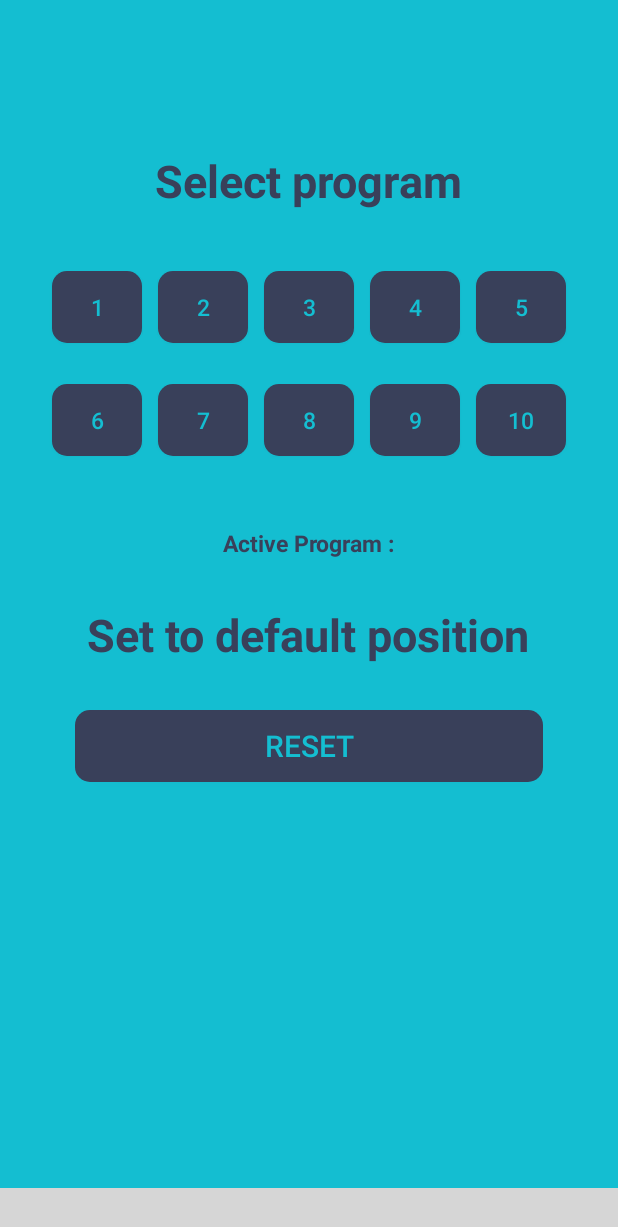
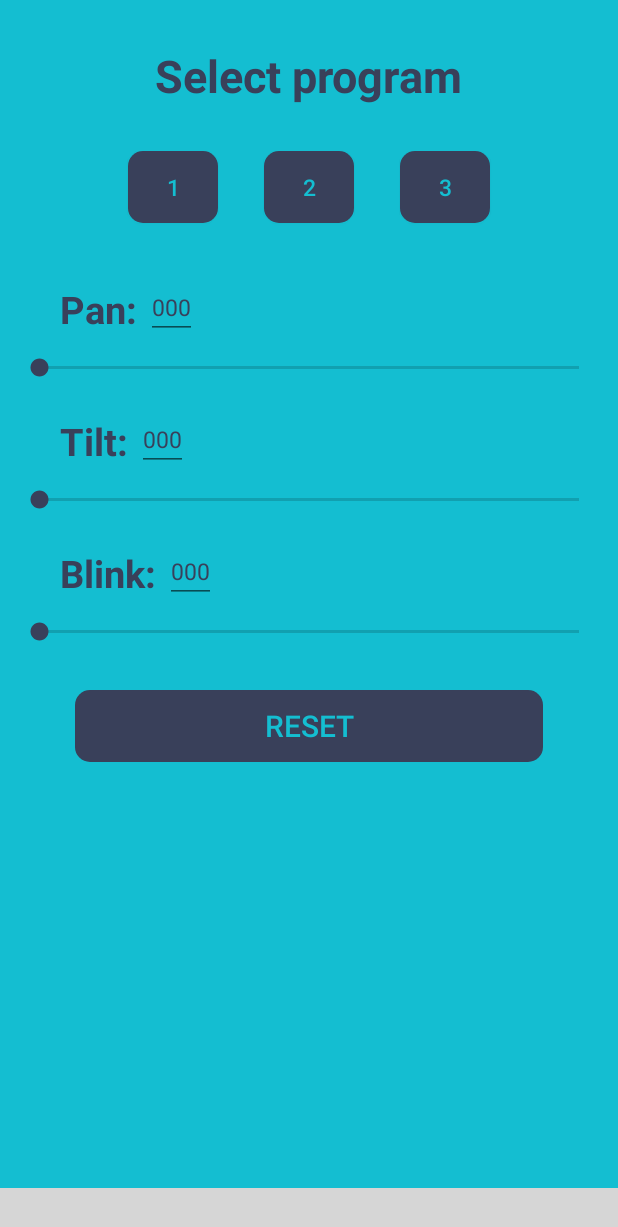
Before and after one commit to markwiliz30/BirdsLight, an Android app: the TestFragment screen opened through its navigation route, on a phone screen of 412 x 824 dp. Shown: the top 1227 px of the screen. Run offline under Robolectric (Android 15) with nearby library versions, the phone set to English and light mode, and no system bars; libraries missing offline, so code that uses them is left out: com.etebarian.meowbottomnavigation; plain views replace MeowBottomNavigation; network calls fail; 7 statements that could not run were skipped; grey boxes are pictures that could not be loaded.

Commit message:
Update TestFragment

```diff
--- a/Kotlin/app/src/main/java/com/example/blapp/Landing.kt
+++ b/Kotlin/app/src/main/java/com/example/blapp/Landing.kt
@@ -237,7 +237,7 @@ class Landing : AppCompatActivity() {
         } else {
             if (doubleBackToExitPressedOnce) {
                 CurrentID.UpdateID(num = ID_HOME)
-                finish()
+                finishAffinity()
             }else{
                 this.doubleBackToExitPressedOnce = true
                 Toast.makeText(this, "Press BACK again to exit", Toast.LENGTH_SHORT).show()
--- a/Kotlin/app/src/main/java/com/example/blapp/TestFragment.kt
+++ b/Kotlin/app/src/main/java/com/example/blapp/TestFragment.kt
@@ -76,34 +76,6 @@ class TestFragment : Fragment() {
             Toast.makeText(context, "Testing Program 3 Running", Toast.LENGTH_SHORT).show()
         }
 
-        tglPgm4.setOnClickListener{
-            Toast.makeText(context, "Testing Program 4 Running", Toast.LENGTH_SHORT).show()
-        }
-
-        tglPgm5.setOnClickListener{
-            Toast.makeText(context, "Testing Program 5 Running", Toast.LENGTH_SHORT).show()
-        }
-
-        tglPgm6.setOnClickListener{
-            Toast.makeText(context, "Testing Program 6 Running", Toast.LENGTH_SHORT).show()
-        }
-
-        tglPgm7.setOnClickListener{
-            Toast.makeText(context, "Testing Program 7 Running", Toast.LENGTH_SHORT).show()
-        }
-
-        tglPgm8.setOnClickListener{
-            Toast.makeText(context, "Testing Program 8 Running", Toast.LENGTH_SHORT).show()
-        }
-
-        tglPgm9.setOnClickListener{
-            Toast.makeText(context, "Testing Program 9 Running", Toast.LENGTH_SHORT).show()
-        }
-
-        tglPgm10.setOnClickListener{
-            Toast.makeText(context, "Testing Program 10 Running", Toast.LENGTH_SHORT).show()
-        }
-
         btnReset.setOnClickListener{
             Toast.makeText(context, "Resetting the device", Toast.LENGTH_SHORT).show()
         }
--- a/Kotlin/app/src/main/java/com/example/blapp/common/DeviceInformation.kt
+++ b/Kotlin/app/src/main/java/com/example/blapp/common/DeviceInformation.kt
@@ -1,7 +1,7 @@
 package com.example.blapp.common
 
 object DeviceInformation {
-    val sourcePort = 5555
+    val sourcePort = 2035
     val destinationIP = "192.168.1.2"
     val destinationPort = 2035
 }
--- a/Kotlin/app/src/main/java/com/example/blapp/common/DeviceProtocol.kt
+++ b/Kotlin/app/src/main/java/com/example/blapp/common/DeviceProtocol.kt
@@ -185,8 +185,8 @@ class DeviceProtocol : Handler.Callback, OnSocketListener {
     override fun handleMessage(msg: Message): Boolean {
         val bundle = msg.data
         val text = bundle.getString("text")
-        val authComp = "AUD\n"
-        val recogComp = "RED\n"
+        val authComp = "AUD"
+        val recogComp = "RED"
         if (text == authComp) {
             canAccess = true
         }
--- a/Kotlin/app/src/main/res/layout/fragment_test.xml
+++ b/Kotlin/app/src/main/res/layout/fragment_test.xml
@@ -7,7 +7,14 @@
     tools:context=".TestFragment"
     android:orientation="vertical">
 
+    <ScrollView
+        android:layout_width="match_parent"
+        android:layout_height="match_parent">
 
+        <LinearLayout
+            android:layout_width="match_parent"
+            android:layout_height="match_parent"
+            android:orientation="vertical">
     <!-- TODO: Update blank fragment layout -->
     <TextView
         android:id="@+id/lblProgram"
@@ -15,81 +22,42 @@
         android:layout_height="wrap_content"
         android:text="Select program"
         android:layout_gravity="center_horizontal"
-        android:layout_marginTop="100dp"
         android:textStyle="bold"
         android:textSize="30dp"
+        android:layout_marginTop="30dp"
         android:textColor="#39405A" />
     <LinearLayout
         android:layout_width="match_parent"
         android:layout_height="75dp"
         android:padding="10dp"
-        android:layout_marginTop="30dp"
+        android:layout_marginTop="20dp"
         android:gravity="center_horizontal">
-        <ToggleButton
+        <Button
             android:id="@+id/tglPgm1"
             android:layout_width="60dp"
             android:layout_height="wrap_content"
-            android:checked="false"
-            android:text="pgm1"
-            android:textOff="1"
-            android:textOn="1"
-            android:layout_marginHorizontal="5dp"
+            android:text="1"
+            android:layout_marginHorizontal="15dp"
             android:background="@drawable/button_model"
             android:textColor="#14BED1"
             android:textSize="15dp"/>
 
-        <ToggleButton
+        <Button
             android:id="@+id/tglPgm2"
             android:layout_width="60dp"
             android:layout_height="wrap_content"
-
-            android:checked="false"
-            android:text="pgm2"
-            android:textOff="2"
-            android:textOn="2"
-            android:layout_marginHorizontal="5dp"
+            android:text="2"
+            android:layout_marginHorizontal="15dp"
             android:background="@drawable/button_model"
             android:textColor="#14BED1"
             android:textSize="15dp"/>
 
-        <ToggleButton
+        <Button
             android:id="@+id/tglPgm3"
             android:layout_width="60dp"
             android:layout_height="wrap_content"
-
-            android:checked="false"
-            android:text="pgm3"
-            android:textOff="3"
-            android:textOn="3"
-            android:layout_marginHorizontal="5dp"
-            android:background="@drawable/button_model"
-            android:textColor="#14BED1"
-            android:textSize="15dp"/>
-
-        <ToggleButton
-            android:id="@+id/tglPgm4"
-            android:layout_width="60dp"
-            android:layout_height="wrap_content"
-
-            android:checked="false"
-            android:text="pgm4"
-            android:textOff="4"
-            android:textOn="4"
-            android:layout_marginHorizontal="5dp"
-            android:background="@drawable/button_model"
-            android:textColor="#14BED1"
-            android:textSize="15dp"/>
-
-        <ToggleButton
-            android:id="@+id/tglPgm5"
-            android:layout_width="60dp"
-            android:layout_height="wrap_content"
-
-            android:checked="false"
-            android:text="pgm5"
-            android:textOff="5"
-            android:textOn="5"
-            android:layout_marginHorizontal="5dp"
+            android:text="3"
+            android:layout_marginHorizontal="15dp"
             android:background="@drawable/button_model"
             android:textColor="#14BED1"
             android:textSize="15dp"/>
@@ -97,102 +65,137 @@
     </LinearLayout>
 
 
+
+
+
             <LinearLayout
                 android:layout_width="match_parent"
-        android:layout_height="75dp"
+                android:layout_height="60dp"
+                android:layout_marginTop="10dp"
                 android:padding="10dp"
-        android:gravity="center_horizontal">
-        <ToggleButton
-            android:id="@+id/tglPgm6"
-            android:layout_width="60dp"
+                android:orientation="horizontal">
+
+                <TextView
+                    android:layout_width="wrap_content"
                     android:layout_height="wrap_content"
-            android:checked="false"
-            android:text="pgm6"
-            android:textOff="6"
-            android:textOn="6"
-            android:layout_marginHorizontal="5dp"
-            android:background="@drawable/button_model"
-            android:textColor="#14BED1"
-            android:textSize="15dp"/>
+                    android:text="Pan: "
+                    android:textSize="25dp"
+                    android:textColor="#39405A"
+                    android:textStyle="bold"
+                    android:layout_marginStart="30dp"
+                    android:layout_gravity="center"
+                    />
 
-        <ToggleButton
-            android:id="@+id/tglPgm7"
-            android:layout_width="60dp"
+                <EditText
+                    android:id="@+id/update_pan"
+                    android:layout_width="wrap_content"
                     android:layout_height="wrap_content"
+                    android:maxLength="255"
+                    android:text="000"
+                    android:textSize="15dp"
+                    android:inputType="number"
+                    android:textColor="#39405A"
+                    />
 
-            android:checked="false"
-            android:text="pgm7"
-            android:textOff="7"
-            android:textOn="7"
-            android:layout_marginHorizontal="5dp"
-            android:background="@drawable/button_model"
-            android:textColor="#14BED1"
-            android:textSize="15dp"/>
-
-        <ToggleButton
-            android:id="@+id/tglPgm8"
-            android:layout_width="60dp"
-            android:layout_height="wrap_content"
-
-            android:checked="false"
-            android:text="pgm8"
-            android:textOff="8"
-            android:textOn="8"
-            android:layout_marginHorizontal="5dp"
-            android:background="@drawable/button_model"
-            android:textColor="#14BED1"
-            android:textSize="15dp"/>
-
-        <ToggleButton
-            android:id="@+id/tglPgm9"
-            android:layout_width="60dp"
-            android:layout_height="wrap_content"
-
-            android:checked="false"
-            android:text="pgm9"
-            android:textOff="9"
-            android:textOn="9"
-            android:layout_marginHorizontal="5dp"
-            android:background="@drawable/button_model"
-            android:textColor="#14BED1"
-            android:textSize="15dp"/>
-
-        <ToggleButton
-            android:id="@+id/tglPgm10"
-            android:layout_width="60dp"
-            android:layout_height="wrap_content"
-
-            android:checked="false"
-            android:text="pgm10"
-            android:textOff="10"
-            android:textOn="10"
-            android:layout_marginHorizontal="5dp"
-            android:background="@drawable/button_model"
-            android:textColor="#14BED1"
-            android:textSize="15dp"/>
 
             </LinearLayout>
+
+
+
+                <SeekBar
+                    android:id="@+id/sbPan"
+                    android:layout_width="match_parent"
+                    android:layout_height="wrap_content"
+                    android:layout_marginHorizontal="10dp"
+                    android:layout_weight="1"
+                    />
+
+
+            <LinearLayout
+                android:layout_width="match_parent"
+                android:layout_height="60dp"
+                android:layout_marginTop="10dp"
+                android:padding="10dp"
+                android:orientation="horizontal">
+
                 <TextView
-        android:id="@+id/lblActive"
                     android:layout_width="wrap_content"
                     android:layout_height="wrap_content"
-        android:text="Active Program :"
-        android:layout_gravity="center_horizontal"
-        android:layout_marginTop="30dp"
+                    android:text="Tilt: "
+                    android:textSize="25dp"
+                    android:textColor="#39405A"
                     android:textStyle="bold"
+                    android:layout_marginStart="30dp"
+                    android:layout_gravity="center"
+                    />
+
+                <EditText
+                    android:id="@+id/update_tilt"
+                    android:layout_width="wrap_content"
+                    android:layout_height="wrap_content"
+                    android:maxLength="255"
+                    android:text="000"
                     android:textSize="15dp"
-        android:textColor="#39405A" />
+                    android:inputType="number"
+                    android:textColor="#39405A"
+                    />
+
+
+            </LinearLayout>
+
+
+                <SeekBar
+                    android:id="@+id/sbTilt"
+                    android:layout_width="match_parent"
+                    android:layout_height="wrap_content"
+                    android:layout_weight="1"
+                    android:layout_marginHorizontal="10dp"
+                    />
+
+
+
+            <LinearLayout
+                android:layout_width="match_parent"
+                android:layout_height="60dp"
+                android:layout_marginTop="10dp"
+                android:padding="10dp"
+                android:orientation="horizontal">
 
                 <TextView
-        android:id="@+id/lblReset"
                     android:layout_width="wrap_content"
                     android:layout_height="wrap_content"
-        android:text="Set to default position"
-        android:layout_gravity="center_horizontal"
-        android:layout_marginTop="30dp"
+                    android:text="Blink: "
+                    android:textSize="25dp"
+                    android:textColor="#39405A"
                     android:textStyle="bold"
-        android:textSize="30dp"
-        android:textColor="#39405A" />
+                    android:layout_marginStart="30dp"
+                    android:layout_gravity="center"
+                    />
+
+                <EditText
+                    android:id="@+id/update_blink"
+                    android:layout_width="wrap_content"
+                    android:layout_height="wrap_content"
+                    android:maxLength="255"
+                    android:text="000"
+                    android:textSize="15dp"
+                    android:inputType="number"
+                    android:textColor="#39405A"
+                    />
+
+
+            </LinearLayout>
+
+
+
+                <SeekBar
+                    android:id="@+id/sbBlink"
+                    android:layout_width="match_parent"
+                    android:layout_height="wrap_content"
+                    android:layout_weight="1"
+                    android:layout_marginHorizontal="10dp"
+                    />
+
 
     <Button
         android:id="@+id/btnReset"
@@ -208,6 +211,6 @@
 
         />
 
-
-
         </LinearLayout>
+</ScrollView>
+</LinearLayout>
```
Lines whose indentation alone changed are shown as unchanged.
